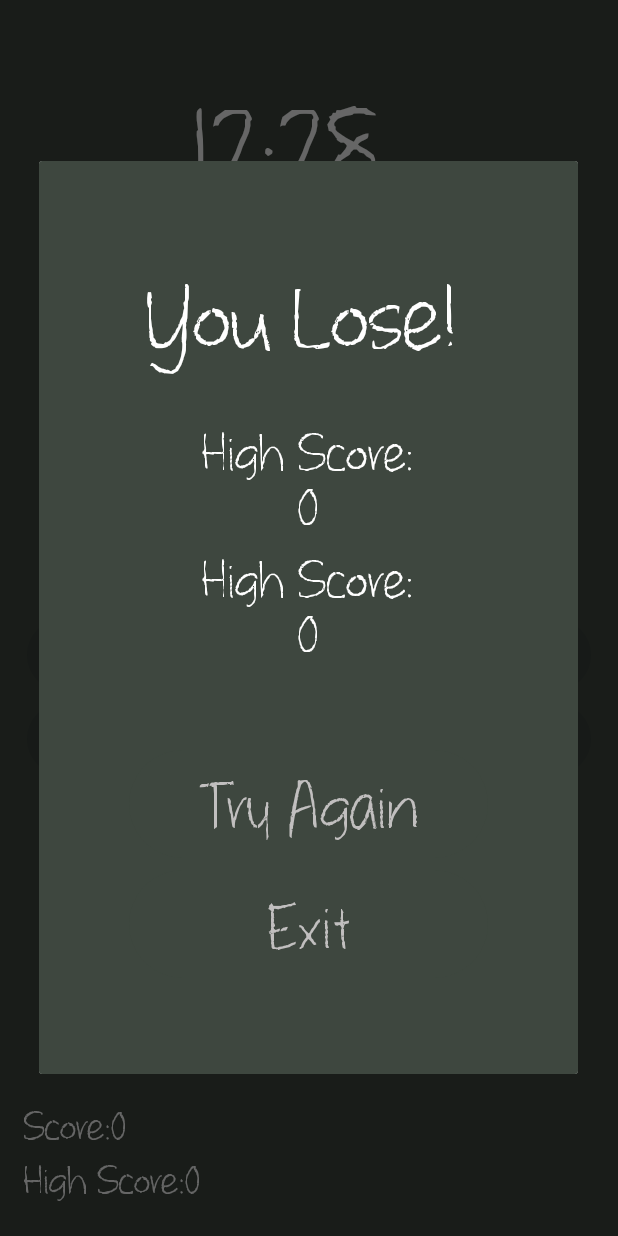
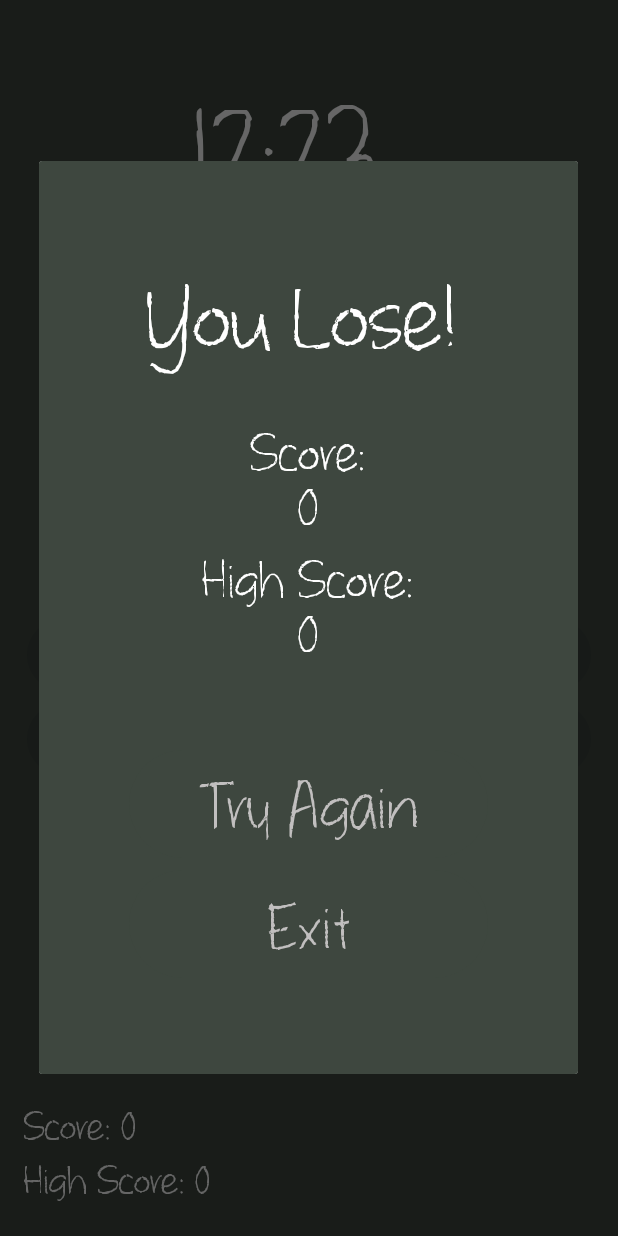
Before and after one commit to UlisesR2002/Final_Exams, an Android app: the PlayActivity screen opened directly, with no data from a screen before it, after a tap on "Water", on a phone screen of 412 x 824 dp. Run offline under Robolectric (Android 15) with nearby library versions, the phone set to English and light mode, and no system bars.

Commit message:
Correccion de warnings (18/12) Ulises Muñoz

```diff
--- a/app/src/main/java/cl/baubau/finalexams/DialogFragment.kt
+++ b/app/src/main/java/cl/baubau/finalexams/DialogFragment.kt
@@ -12,9 +12,8 @@ import android.widget.TextView
 import androidx.fragment.app.DialogFragment
 
 
-class MyDialogFragment(score: Int) : DialogFragment() {
+class MyDialogFragment(private var score: Int) : DialogFragment() {
     private lateinit var sharedPreferences: SharedPreferences
-    private var score: Int = score
 
     override fun onCreateDialog(savedInstanceState: Bundle?): Dialog {
         // Inflar el diseño del diálogo
@@ -32,8 +31,10 @@ class MyDialogFragment(score: Int) : DialogFragment() {
         val savedHighScore =
             sharedPreferences.getInt(OptionActivity.KEY_HIGH_SCORE, 0)
 
-        scoreTextView.text = getString(R.string.popup_high_score_textview) + score.toString()
-        highScore.text = getString(R.string.popup_high_score_textview) + savedHighScore.toString()
+        val scoreText = getString(R.string.popup_score_textview, score.toString())
+        scoreTextView.text = scoreText
+        val highScoreText = getString(R.string.popup_high_score_textview, savedHighScore.toString())
+        highScore.text = highScoreText
 
         button1.setOnClickListener {
             // Acción para el botón 1
--- a/app/src/main/java/cl/baubau/finalexams/PlayActivity.kt
+++ b/app/src/main/java/cl/baubau/finalexams/PlayActivity.kt
@@ -62,8 +62,8 @@ class PlayActivity : AppCompatActivity(), GetterCallback{
         scoreTextView = findViewById(R.id.playScoreTextView)
         highScoreTextView = findViewById(R.id.playHighScoreTextView)
 
-        scoreTextView.text = getString(R.string.play_score_textview) + score.toString()
-        highScoreTextView.text = getString(R.string.play_high_score_textview) + highScore.toString()
+        scoreTextView.text = getString(R.string.play_score_textview, score.toString())
+        highScoreTextView.text = getString(R.string.play_high_score_textview, highScore.toString())
 
         questionGetter = QuestionGetter(this)
 
@@ -136,7 +136,7 @@ class PlayActivity : AppCompatActivity(), GetterCallback{
         if (correctAnswer == clickedButton.text.toString()) {
             // Respuesta correcta
             score += 1
-            ScoresUpdate()
+            onScoresUpdate()
 
             Toast.makeText(this, "Correct", Toast.LENGTH_SHORT).show()
             checkAndColorButtons(correctAnswer)
@@ -146,7 +146,7 @@ class PlayActivity : AppCompatActivity(), GetterCallback{
             betweenQuestionTimer?.start()
         } else {
             // Respuesta incorrecta
-            ScoresUpdate()
+            onScoresUpdate()
 
             Toast.makeText(this, "Wrong, you lose!!!", Toast.LENGTH_SHORT).show()
             checkAndColorButtons(correctAnswer)
@@ -194,9 +194,10 @@ class PlayActivity : AppCompatActivity(), GetterCallback{
     }
 
     //Funcion para modificar las puntuaciones y setear sus textos
-    private fun ScoresUpdate()
+    private fun onScoresUpdate()
     {
-        scoreTextView.text = getString(R.string.play_score_textview) + score.toString()
+        val scoreText = getString(R.string.play_score_textview, score.toString())
+        scoreTextView.text = scoreText
 
         if (score > highScore)
         {
@@ -204,7 +205,9 @@ class PlayActivity : AppCompatActivity(), GetterCallback{
             OptionActivity.saveHighScore(score,sharedPreferences)
             highScore =
                 sharedPreferences.getInt(OptionActivity.KEY_HIGH_SCORE, 0)
-            highScoreTextView.text = getString(R.string.play_high_score_textview) + highScore.toString()
+
+            val highScoreText = getString(R.string.play_high_score_textview , highScore.toString())
+            highScoreTextView.text = highScoreText
         }
     }
 
--- a/app/src/main/res/values/strings.xml
+++ b/app/src/main/res/values/strings.xml
@@ -13,8 +13,8 @@
     <string name="option_select_category_button">Select category</string>
 
     <string name="play_timer_textview">00:00</string>
-    <string name="play_score_textview">Score: </string>
-    <string name="play_high_score_textview">High Score: </string>
+    <string name="play_score_textview">Score: %s</string>
+    <string name="play_high_score_textview">High Score: %s</string>
 
     <string name="gamecard_question_number_textview">Question N°</string>
     <string name="gamecard_question_body_textview">Question body</string>
@@ -24,8 +24,8 @@
     <string name="gamecard_question_option4_textview">Option D</string>
 
     <string name="popup_title_textview">You Lose!</string>
-    <string name="popup_score_textview">Score:\n</string>
-    <string name="popup_high_score_textview">High Score:\n</string>
+    <string name="popup_score_textview">Score:\n%s</string>
+    <string name="popup_high_score_textview">High Score:\n%s</string>
     <string name="popup_retry_button">Try Again</string>
     <string name="popup_home_button">Exit</string>
 </resources>
```
